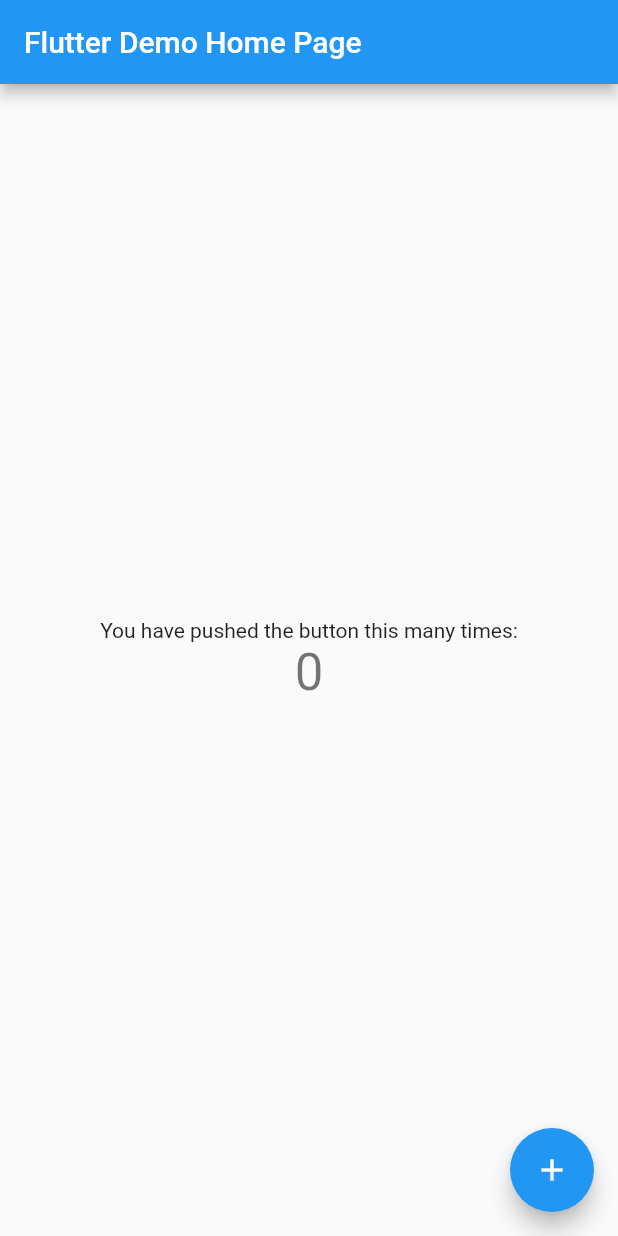
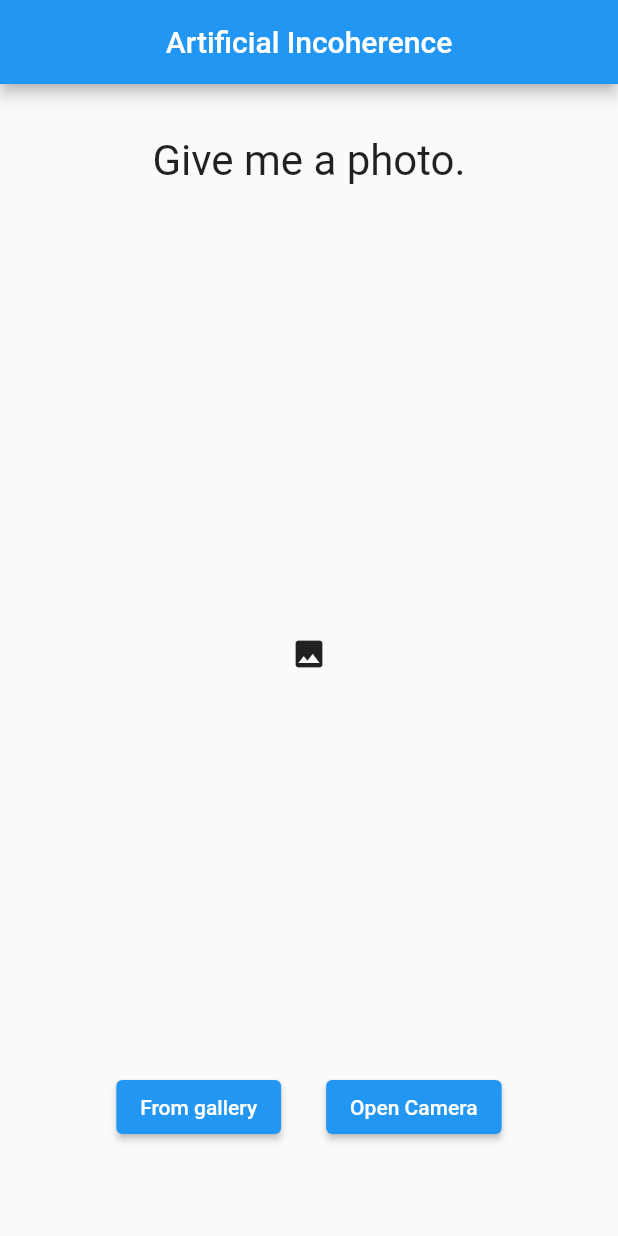
Before and after one commit to vir-dom/Artificial_Incoherence, a Flutter app: the screen it shows after launch, on a phone screen of 412 x 824 dp. Run offline on Flutter 3.47's test engine with Material 2 defaults, Android fonts, the phone set to English and light mode, and no system bars; our stand-ins replace camera, image_picker.

Commit message:
Image picking done (camera, gallery)

```diff
--- a/mobile_app/photo_prediction/lib/main.dart
+++ b/mobile_app/photo_prediction/lib/main.dart
@@ -1,115 +1,13 @@
+import 'package:camera/camera.dart';
 import 'package:flutter/material.dart';
+import 'package:photo_prediction/predication_screen.dart';
 
-void main() {
-  runApp(const MyApp());
+Future<void> main() async {
+  List<CameraDescription> cameras;
+  WidgetsFlutterBinding.ensureInitialized();
+  cameras = await availableCameras();
+  runApp(const MaterialApp(
+    debugShowCheckedModeBanner: false,
+    home: PredicationScreen(),
+  ));
 }
-
-class MyApp extends StatelessWidget {
-  const MyApp({Key? key}) : super(key: key);
-
-  // This widget is the root of your application.
-  @override
-  Widget build(BuildContext context) {
-    return MaterialApp(
-      title: 'Flutter Demo',
-      theme: ThemeData(
-        // This is the theme of your application.
-        //
-        // Try running your application with "flutter run". You'll see the
-        // application has a blue toolbar. Then, without quitting the app, try
-        // changing the primarySwatch below to Colors.green and then invoke
-        // "hot reload" (press "r" in the console where you ran "flutter run",
-        // or simply save your changes to "hot reload" in a Flutter IDE).
-        // Notice that the counter didn't reset back to zero; the application
-        // is not restarted.
-        primarySwatch: Colors.blue,
-      ),
-      home: const MyHomePage(title: 'Flutter Demo Home Page'),
-    );
-  }
-}
-
-class MyHomePage extends StatefulWidget {
-  const MyHomePage({Key? key, required this.title}) : super(key: key);
-
-  // This widget is the home page of your application. It is stateful, meaning
-  // that it has a State object (defined below) that contains fields that affect
-  // how it looks.
-
-  // This class is the configuration for the state. It holds the values (in this
-  // case the title) provided by the parent (in this case the App widget) and
-  // used by the build method of the State. Fields in a Widget subclass are
-  // always marked "final".
-
-  final String title;
-
-  @override
-  State<MyHomePage> createState() => _MyHomePageState();
-}
-
-class _MyHomePageState extends State<MyHomePage> {
-  int _counter = 0;
-
-  void _incrementCounter() {
-    setState(() {
-      // This call to setState tells the Flutter framework that something has
-      // changed in this State, which causes it to rerun the build method below
-      // so that the display can reflect the updated values. If we changed
-      // _counter without calling setState(), then the build method would not be
-      // called again, and so nothing would appear to happen.
-      _counter++;
-    });
-  }
-
-  @override
-  Widget build(BuildContext context) {
-    // This method is rerun every time setState is called, for instance as done
-    // by the _incrementCounter method above.
-    //
-    // The Flutter framework has been optimized to make rerunning build methods
-    // fast, so that you can just rebuild anything that needs updating rather
-    // than having to individually change instances of widgets.
-    return Scaffold(
-      appBar: AppBar(
-        // Here we take the value from the MyHomePage object that was created by
-        // the App.build method, and use it to set our appbar title.
-        title: Text(widget.title),
-      ),
-      body: Center(
-        // Center is a layout widget. It takes a single child and positions it
-        // in the middle of the parent.
-        child: Column(
-          // Column is also a layout widget. It takes a list of children and
-          // arranges them vertically. By default, it sizes itself to fit its
-          // children horizontally, and tries to be as tall as its parent.
-          //
-          // Invoke "debug painting" (press "p" in the console, choose the
-          // "Toggle Debug Paint" action from the Flutter Inspector in Android
-          // Studio, or the "Toggle Debug Paint" command in Visual Studio Code)
-          // to see the wireframe for each widget.
-          //
-          // Column has various properties to control how it sizes itself and
-          // how it positions its children. Here we use mainAxisAlignment to
-          // center the children vertically; the main axis here is the vertical
-          // axis because Columns are vertical (the cross axis would be
-          // horizontal).
-          mainAxisAlignment: MainAxisAlignment.center,
-          children: <Widget>[
-            const Text(
-              'You have pushed the button this many times:',
-            ),
-            Text(
-              '$_counter',
-              style: Theme.of(context).textTheme.headline4,
-            ),
-          ],
-        ),
-      ),
-      floatingActionButton: FloatingActionButton(
-        onPressed: _incrementCounter,
-        tooltip: 'Increment',
-        child: const Icon(Icons.add),
-      ), // This trailing comma makes auto-formatting nicer for build methods.
-    );
-  }
-}
--- /dev/null
+++ b/mobile_app/photo_prediction/lib/predication_screen.dart
@@ -0,0 +1,102 @@
+import 'dart:io';
+import 'package:flutter/material.dart';
+import 'package:flutter/services.dart';
+import 'package:image_picker/image_picker.dart';
+
+class PredicationScreen extends StatefulWidget {
+  const PredicationScreen({Key? key}) : super(key: key);
+
+  @override
+  State<PredicationScreen> createState() => _PredicationScreenState();
+}
+
+class _PredicationScreenState extends State<PredicationScreen> {
+  File? image;
+  String? prediction;
+
+  Future pickImageFromGallery() async {
+    try {
+      final image = await ImagePicker().pickImage(source: ImageSource.gallery);
+
+      if(image == null) return;
+
+      final imageTemp = File(image.path);
+
+      setState(() => this.image = imageTemp);
+    } on PlatformException catch(e) {
+      print('Failed to pick image: $e');
+    }
+  }
+
+  Future pickImageFromCamera() async {
+    try {
+      final image = await ImagePicker().pickImage(source: ImageSource.camera);
+
+      if(image == null) return;
+
+      final imageTemp = File(image.path);
+
+      setState(() => this.image = imageTemp);
+    } on PlatformException catch(e) {
+      print('Failed to pick image: $e');
+    }
+  }
+
+  @override
+  Widget build(BuildContext context) {
+    return Scaffold(
+      appBar: AppBar(
+        title: const Text("Artificial Incoherence"),
+        centerTitle: true,
+      ),
+      body: Column(
+        mainAxisAlignment: MainAxisAlignment.start,
+        mainAxisSize: MainAxisSize.min,
+        crossAxisAlignment: CrossAxisAlignment.center,
+        children: [
+          Padding(
+            padding: const EdgeInsets.all(10),
+            child: SizedBox(
+              height: MediaQuery.of(context).size.height * 0.1,
+              child: Center(
+                child: Container(
+                  child: prediction == null ?
+                  const Text("Give me a photo.", style: TextStyle(fontSize: 28.0),)
+                      : Text(prediction!, style: const TextStyle(fontSize: 20.0),),
+                ),
+              ),
+            ),
+          ),
+          Center(
+            child: Padding(
+              padding: const EdgeInsets.all(10.0),
+              child: SizedBox(
+                height: MediaQuery.of(context).size.height * 0.65,
+                width: MediaQuery.of(context).size.width,
+                child: image == null?
+                const Center(child: Icon(Icons.photo))
+                : Image.file(image!),
+              ),
+            ),
+          ),
+          Row(
+            mainAxisSize: MainAxisSize.min,
+            children: [
+              ElevatedButton(
+                onPressed: pickImageFromGallery,
+                child: const Text("From gallery"),
+              ),
+              const SizedBox(
+                width: 30.0,
+              ),
+              ElevatedButton(
+                onPressed: pickImageFromCamera,
+                child: const Text("Open Camera"),
+              ),
+            ],
+          ),
+        ],
+      ),
+    );
+  }
+}
```
Also changed, not shown: mobile_app/photo_prediction/pubspec.yaml (+7 -23 lines), mobile_app/photo_prediction/pubspec.lock, 12 other files.
